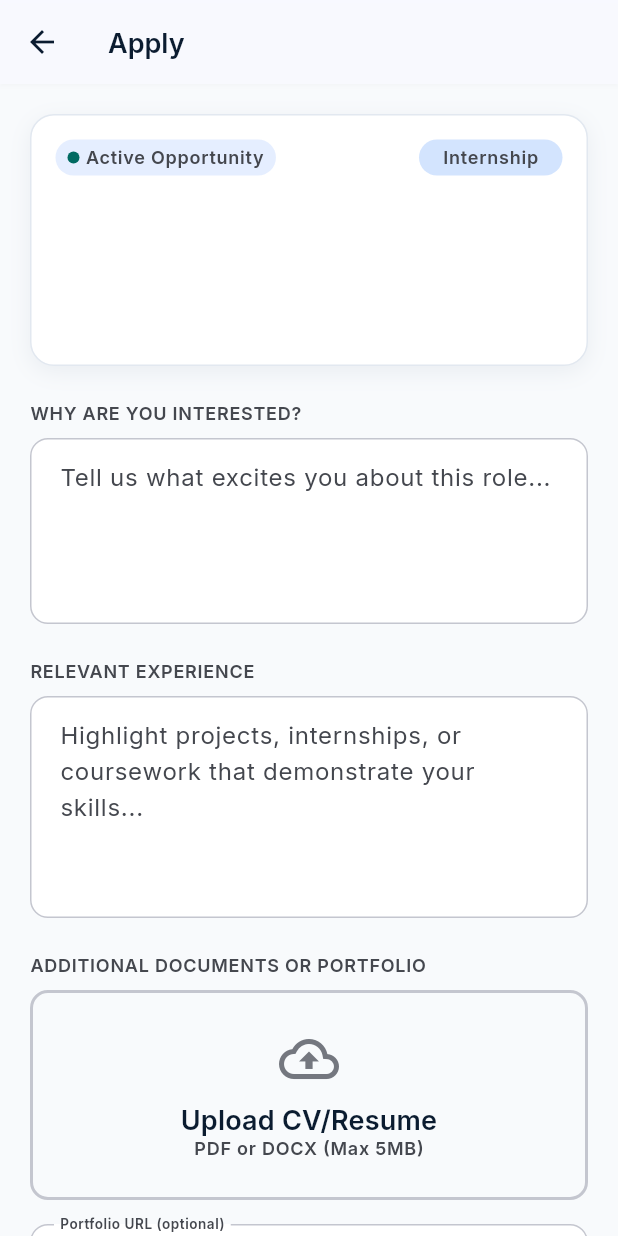
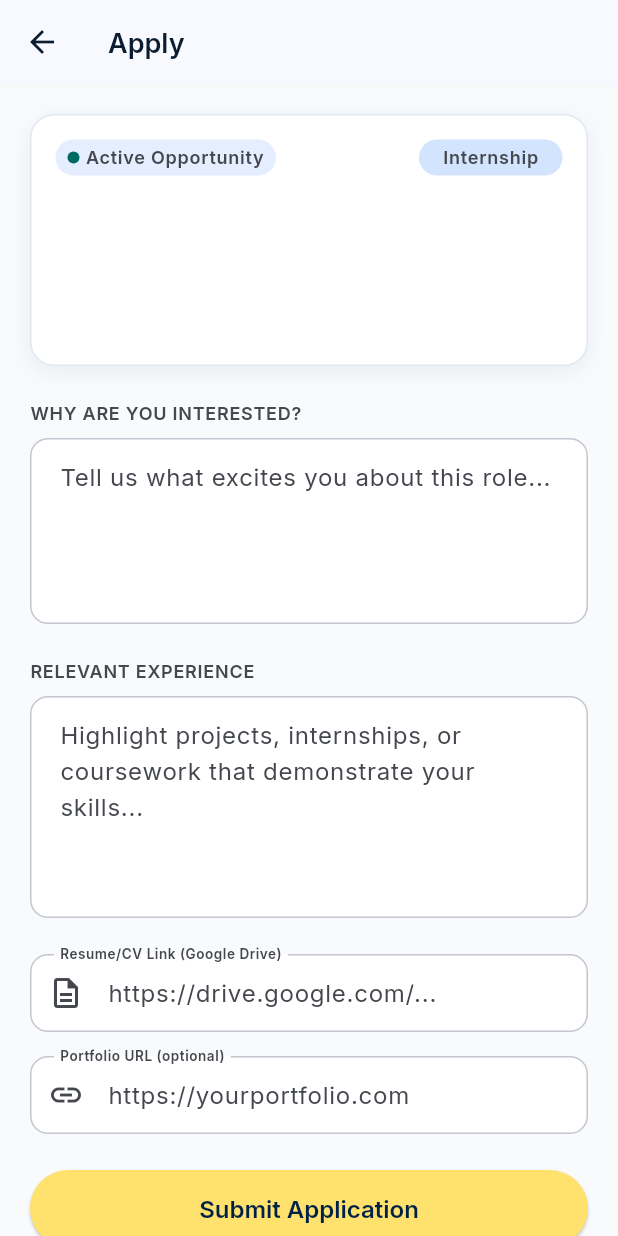
Before and after one commit to hniyongabo/alu_bridge, a Flutter app: the ApplyOpportunityScreen screen opened directly with empty values, on a phone screen of 412 x 824 dp. Run offline on Flutter 3.47's test engine with Material 3 defaults, Android fonts, the phone set to English and light mode, and no system bars; our stand-ins replace cloud_firestore, firebase_auth, firebase_core, flutter_dotenv, flutter_riverpod, go_router and 1 more; accounts and stored records are empty.

Commit message:
Replace resume upload with Google Drive link, remove seed data, redesign Startups You Applied To with Cupertino icons

```diff
--- a/lib/features/applications/apply_opportunity_screen.dart
+++ b/lib/features/applications/apply_opportunity_screen.dart
@@ -1,6 +1,3 @@
-import 'dart:io';
-
-import 'package:file_picker/file_picker.dart';
 import 'package:flutter/material.dart';
 import 'package:flutter_riverpod/flutter_riverpod.dart';
 
@@ -27,36 +24,17 @@
   final _motivationController = TextEditingController();
   final _experienceController = TextEditingController();
   final _portfolioController = TextEditingController();
+  final _resumeLinkController = TextEditingController();
   bool _submitting = false;
   bool _submitted = false;
-  PlatformFile? _resumeFile;
-
-  static const _maxResumeBytes = 5 * 1024 * 1024;
 
   @override
   void dispose() {
     _motivationController.dispose();
     _experienceController.dispose();
     _portfolioController.dispose();
+    _resumeLinkController.dispose();
     super.dispose();
-  }
-
-  Future<void> _pickResume() async {
-    final result = await FilePicker.platform.pickFiles(
-      type: FileType.custom,
-      allowedExtensions: ['pdf', 'doc', 'docx'],
-    );
-    if (result == null || result.files.isEmpty) return;
-    final file = result.files.single;
-    if (file.size > _maxResumeBytes) {
-      if (mounted) {
-        ScaffoldMessenger.of(context).showSnackBar(
-          const SnackBar(content: Text('File must be 5MB or smaller')),
-        );
-      }
-      return;
-    }
-    setState(() => _resumeFile = file);
   }
 
   Future<void> _submit() async {
@@ -67,16 +45,6 @@
 
     setState(() => _submitting = true);
     try {
-      String? resumeUrl;
-      final resumeFile = _resumeFile;
-      if (resumeFile != null && resumeFile.path != null) {
-        resumeUrl = await ref.read(applicationRepositoryProvider).uploadResume(
-              studentUid: uid,
-              opportunityId: widget.opportunity.id,
-              file: File(resumeFile.path!),
-              fileName: resumeFile.name,
-            );
-      }
       await ref.read(applicationRepositoryProvider).submitApplication(
             studentUid: uid,
             studentName: studentName,
@@ -88,7 +56,8 @@
             experience: _experienceController.text.trim(),
             portfolioUrl:
                 _portfolioController.text.trim().isEmpty ? null : _portfolioController.text.trim(),
-            resumeUrl: resumeUrl,
+            resumeUrl:
+                _resumeLinkController.text.trim().isEmpty ? null : _resumeLinkController.text.trim(),
           );
       if (mounted) setState(() => _submitted = true);
     } on ApplicationAlreadyExistsException catch (e) {
@@ -234,48 +203,13 @@
                             (v == null || v.trim().isEmpty) ? 'This field is required' : null,
                       ),
                       const SizedBox(height: AppSpacing.lg),
-                      Text('ADDITIONAL DOCUMENTS OR PORTFOLIO',
-                          style: Theme.of(context).textTheme.labelSmall),
-                      const SizedBox(height: AppSpacing.sm),
-                      InkWell(
-                        borderRadius: BorderRadius.circular(12),
-                        onTap: _pickResume,
-                        child: Container(
-                          width: double.infinity,
-                          padding: const EdgeInsets.all(AppSpacing.lg),
-                          decoration: BoxDecoration(
-                            border: Border.all(
-                              color: _resumeFile != null
-                                  ? AppColors.secondary
-                                  : AppColors.outlineVariant,
-                              width: 2,
-                            ),
-                            borderRadius: BorderRadius.circular(12),
-                          ),
-                          child: Column(
-                            children: [
-                              Icon(
-                                _resumeFile != null
-                                    ? Icons.check_circle_outline
-                                    : Icons.cloud_upload_outlined,
-                                size: 40,
-                                color: _resumeFile != null ? AppColors.secondary : AppColors.outline,
-                              ),
-                              const SizedBox(height: AppSpacing.sm),
-                              Text(
-                                _resumeFile?.name ?? 'Upload CV/Resume',
-                                style: Theme.of(context).textTheme.titleMedium,
-                                textAlign: TextAlign.center,
-                              ),
-                              Text(
-                                _resumeFile != null ? 'Tap to replace' : 'PDF or DOCX (Max 5MB)',
-                                style: Theme.of(context)
-                                    .textTheme
-                                    .labelSmall
-                                    ?.copyWith(color: AppColors.onSurfaceVariant),
-                              ),
-                            ],
-                          ),
+                      TextFormField(
+                        controller: _resumeLinkController,
+                        keyboardType: TextInputType.url,
+                        decoration: const InputDecoration(
+                          labelText: 'Resume/CV Link (Google Drive)',
+                          hintText: 'https://drive.google.com/...',
+                          prefixIcon: Icon(Icons.description_outlined),
                         ),
                       ),
                       const SizedBox(height: AppSpacing.md),
--- a/pubspec.yaml
+++ b/pubspec.yaml
@@ -51,7 +51,6 @@
   intl: ^0.19.0
   image_picker: ^1.1.2
   cached_network_image: ^3.4.1
-  file_picker: ^8.1.2
 
   # Design system
   google_fonts: ^6.2.1
```
Also changed, not shown: lib/features/applications/application_repository.dart (+0 -40 lines), lib/features/home/home_screen.dart (+30 -44 lines), firebase.json, pubspec.lock, 2 other files.
